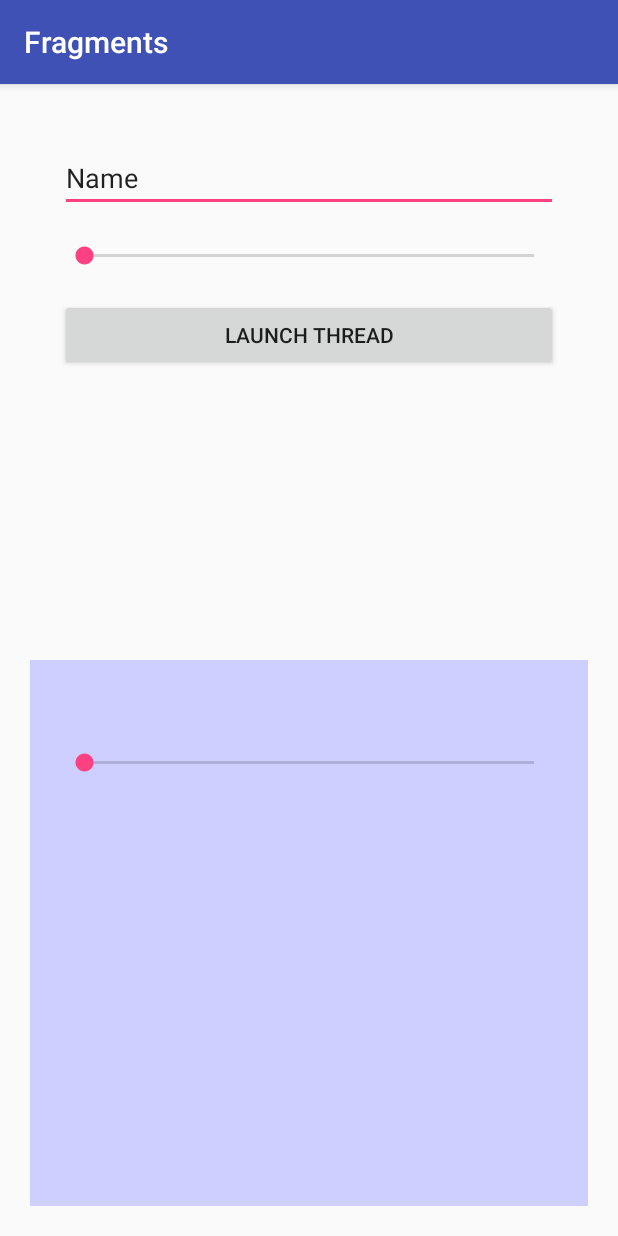
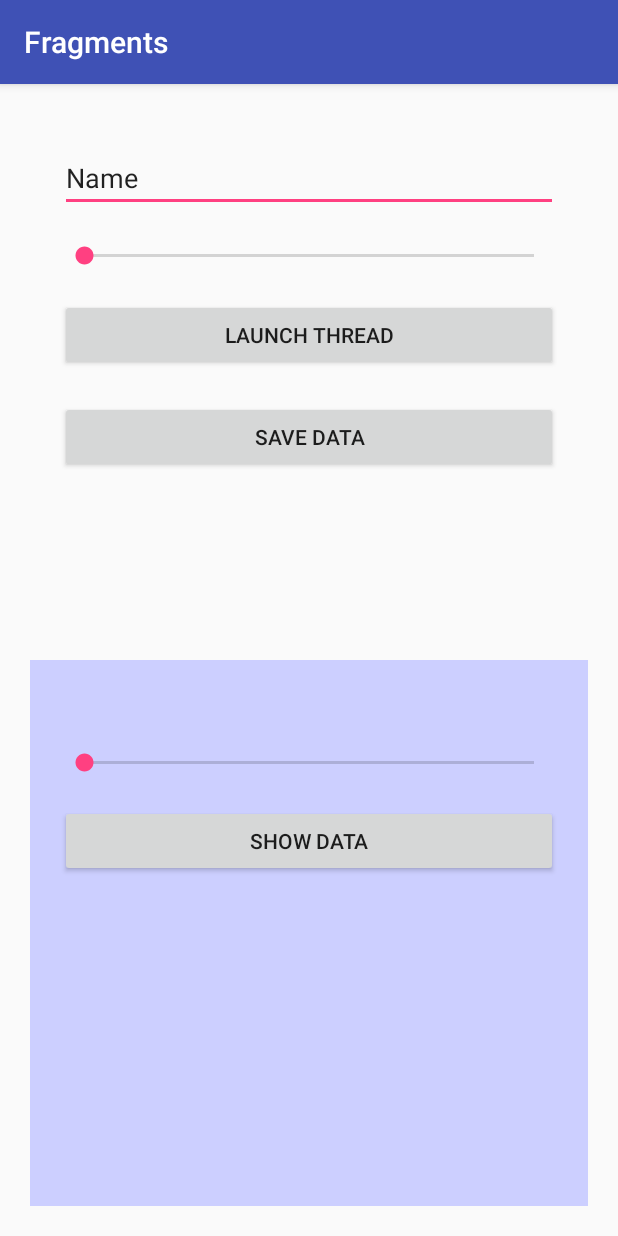
Before and after one commit to andres-vasquez/fragments_livedata, an Android app: the screen it shows after launch (MainActivity), on a phone screen of 412 x 824 dp. Run offline under Robolectric (Android 15) with nearby library versions, the phone set to English and light mode, and no system bars.

```diff
--- a/app/build.gradle
+++ b/app/build.gradle
@@ -29,4 +29,6 @@ dependencies {
     implementation "android.arch.lifecycle:runtime:1.0.3"
     annotationProcessor "android.arch.lifecycle:compiler:1.0.0"
     implementation "android.arch.lifecycle:extensions:1.0.0"
+
+    compile 'com.google.code.gson:gson:2.8.2'
 }
--- a/app/src/main/java/edu/upb/andresvasquez/fragments/ResultFragment.java
+++ b/app/src/main/java/edu/upb/andresvasquez/fragments/ResultFragment.java
@@ -2,26 +2,34 @@ package edu.upb.andresvasquez.fragments;
 
 import android.arch.lifecycle.Observer;
 import android.content.Context;
+import android.content.SharedPreferences;
 import android.os.Bundle;
+import android.preference.PreferenceManager;
 import android.support.annotation.Nullable;
 import android.support.v4.app.Fragment;
+import android.util.Log;
 import android.view.LayoutInflater;
 import android.view.View;
 import android.view.ViewGroup;
+import android.widget.Button;
 import android.widget.SeekBar;
 import android.widget.TextView;
+
+import com.google.gson.Gson;
 
 /**
  * Created by andresvasquez on 12/12/17.
  */
 
-public class ResultFragment extends Fragment{
+public class ResultFragment extends Fragment {
     private Context context;
     private MainActivity activity;
 
     private TextView nameTextView;
     private SeekBar seekBar;
     private TextView procesoTextView;
+    private Button showDataButton;
+    private TextView dataTextView;
 
     @Override
     public void onCreate(@Nullable Bundle savedInstanceState) {
@@ -32,7 +40,7 @@ public class ResultFragment extends Fragment{
     public void onAttach(Context context) {
         super.onAttach(context);
         this.context = context;
-        if(context instanceof MainActivity){
+        if (context instanceof MainActivity) {
             this.activity = (MainActivity) context;
         }
     }
@@ -41,10 +49,12 @@ public class ResultFragment extends Fragment{
     @Override
     public View onCreateView(LayoutInflater inflater, @Nullable ViewGroup container, @Nullable Bundle savedInstanceState) {
         //Inflate: Mostrar el XML del layout y vincular con sus variables
-        View view = inflater.inflate(R.layout.fragment_result,container,false);
+        View view = inflater.inflate(R.layout.fragment_result, container, false);
         nameTextView = view.findViewById(R.id.nameTextView);
         seekBar = view.findViewById(R.id.seekBar);
         procesoTextView = view.findViewById(R.id.procesoTextView);
+        showDataButton = view.findViewById(R.id.showDataButton);
+        dataTextView = view.findViewById(R.id.dataTextView);
         return view;
     }
 
@@ -56,7 +66,7 @@ public class ResultFragment extends Fragment{
         activity.nameLiveData.observe(this, new Observer<String>() {
             @Override
             public void onChanged(@Nullable String s) {
-                if(s!=null){
+                if (s != null) {
                     nameTextView.setText(s);
                 }
             }
@@ -65,7 +75,7 @@ public class ResultFragment extends Fragment{
         activity.progressLiveData.observe(this, new Observer<Integer>() {
             @Override
             public void onChanged(@Nullable Integer integer) {
-                if(integer!=null){
+                if (integer != null) {
                     seekBar.setProgress(integer);
                 }
             }
@@ -74,9 +84,16 @@ public class ResultFragment extends Fragment{
         activity.procesoLiveData.observe(this, new Observer<String>() {
             @Override
             public void onChanged(@Nullable String s) {
-                if(s!=null){
+                if (s != null) {
                     procesoTextView.setText(s);
                 }
+            }
+        });
+
+        showDataButton.setOnClickListener(new View.OnClickListener() {
+            @Override
+            public void onClick(View v) {
+                showDataFromPreferences();
             }
         });
     }
@@ -85,4 +102,23 @@ public class ResultFragment extends Fragment{
     public void onDetach() {
         super.onDetach();
     }
+
+    private void showDataFromPreferences() {
+        SharedPreferences prefs = PreferenceManager.getDefaultSharedPreferences(context);
+        //dataTextView.setText(prefs.getString("CONTENIDO","porDefecto"));
+        //seekBar.setProgress(prefs.getInt("PROGRESO",0));
+
+
+        try
+        {
+            String json =prefs.getString("JSON","");
+            Datitos adrian = new Gson().fromJson(json,Datitos.class);
+
+            Datitos natalia = adrian.getDatitos().get(0);
+            seekBar.setProgress(natalia.getProgreso());
+            dataTextView.setText(natalia.getName());
+        }catch (Exception ex){
+            Log.e("ERROR",""+ex.getMessage());
+        }
+    }
 }
--- a/app/src/main/res/layout/fragment_form.xml
+++ b/app/src/main/res/layout/fragment_form.xml
@@ -1,10 +1,13 @@
 <?xml version="1.0" encoding="utf-8"?>
+<ScrollView xmlns:android="http://schemas.android.com/apk/res/android" android:layout_width="match_parent"
+    android:layout_height="match_parent"
+    android:orientation="horizontal" >
+
     <LinearLayout
-    xmlns:android="http://schemas.android.com/apk/res/android" android:layout_width="match_parent"
-    android:layout_height="match_parent"
+        android:layout_width="match_parent"
+        android:layout_height="wrap_content"
         android:orientation="vertical"
         android:padding="20dp">
-
 
         <EditText
             android:id="@+id/nameEditText"
@@ -26,4 +29,12 @@
             android:layout_height="wrap_content"
             android:layout_marginTop="20dp"
             android:text="Launch thread"/>
+
+        <Button
+            android:id="@+id/saveButton"
+            android:layout_width="match_parent"
+            android:layout_height="wrap_content"
+            android:layout_marginTop="20dp"
+            android:text="Save data"/>
     </LinearLayout>
+</ScrollView>
--- a/app/src/main/res/layout/fragment_result.xml
+++ b/app/src/main/res/layout/fragment_result.xml
@@ -24,4 +24,16 @@
         android:layout_width="match_parent"
         android:layout_height="wrap_content"
         android:ems="10" />
+
+    <Button
+        android:id="@+id/showDataButton"
+        android:layout_width="match_parent"
+        android:layout_height="wrap_content"
+        android:text="Show data" />
+
+    <TextView
+        android:id="@+id/dataTextView"
+        android:layout_width="match_parent"
+        android:layout_height="wrap_content"
+        android:ems="10" />
 </LinearLayout>
```
Also changed, not shown: app/src/main/java/edu/upb/andresvasquez/fragments/Datitos.java (added, +78 -0 lines), app/src/main/java/edu/upb/andresvasquez/fragments/FormFragment.java (+62 -0 lines). Lines whose indentation alone changed are shown as unchanged.
